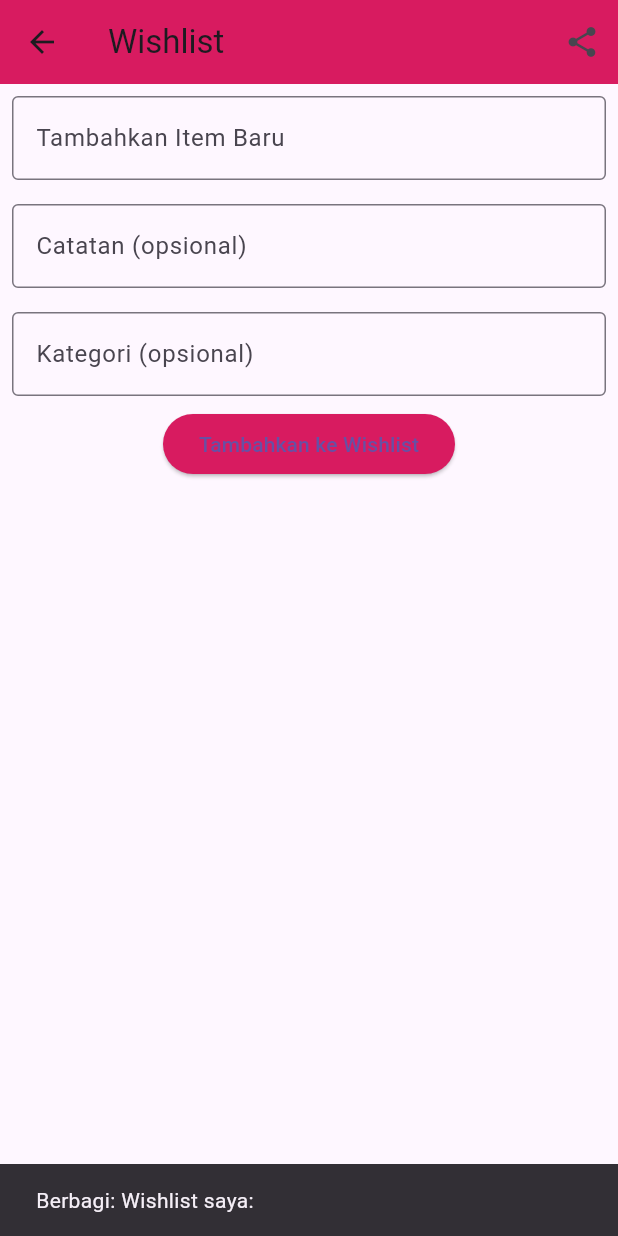
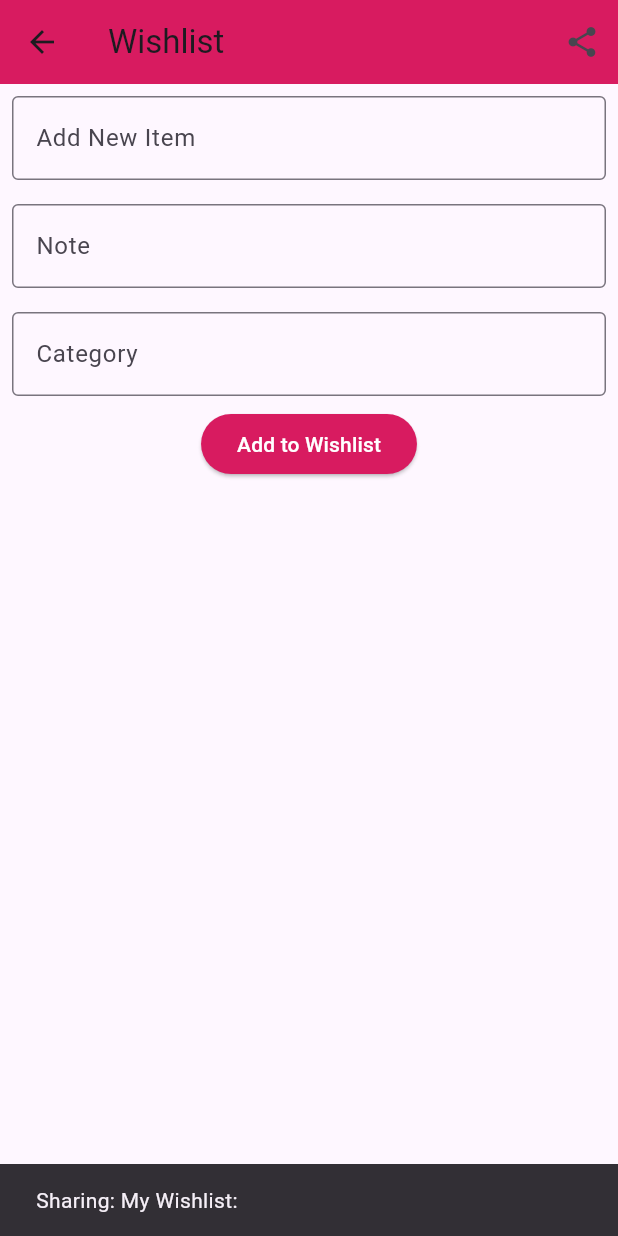
Before and after one commit to lizamardiana/DayVity, a Flutter app: the WishlistPage screen opened directly, after a tap on the "share" icon, on a phone screen of 412 x 824 dp. Run offline on Flutter 3.47's test engine with Material 3 defaults, Android fonts, the phone set to English and light mode, and no system bars; our stand-ins replace shared_preferences, table_calendar; accounts and stored records are empty.

Commit message:
revisi UI

```diff
--- a/lib/settings.dart
+++ b/lib/settings.dart
@@ -26,7 +26,6 @@ class _SettingsPageState extends State<SettingsPage> {
     return Scaffold(
       appBar: AppBar(
         title: Text('Settings'),
-        centerTitle: true,
         backgroundColor: Colors.pink.shade600,
       ),
       body: Padding(
--- a/lib/wishlist.dart
+++ b/lib/wishlist.dart
@@ -58,15 +58,15 @@ class _WishlistPageState extends State<WishlistPage> {
     final confirm = await showDialog(
       context: context,
       builder: (ctx) => AlertDialog(
-        title: Text('Hapus Item'),
-        content: Text('Apakah Anda yakin ingin menghapus item ini?'),
+        title: Text('Delete Item'),
+        content: Text('Are you sure you want to delete this item?'),
         actions: [
           TextButton(
-            child: Text('Batal'),
+            child: Text('Cancel'),
             onPressed: () => Navigator.of(ctx).pop(false),
           ),
           TextButton(
-            child: Text('Hapus'),
+            child: Text('Delete'),
             onPressed: () => Navigator.of(ctx).pop(true),
           ),
         ],
@@ -92,9 +92,9 @@ class _WishlistPageState extends State<WishlistPage> {
     final String items = _wishlistItems
         .map((item) => '${item.title} (${item.category})')
         .join(', ');
-    final String message = "Wishlist saya: $items";
+    final String message = "My Wishlist: $items";
     ScaffoldMessenger.of(context).showSnackBar(
-      SnackBar(content: Text("Berbagi: $message")),
+      SnackBar(content: Text("Sharing: $message")),
     );
   }
 
@@ -118,7 +118,7 @@ class _WishlistPageState extends State<WishlistPage> {
             child: TextField(
               controller: _controller,
               decoration: InputDecoration(
-                labelText: 'Tambahkan Item Baru',
+                labelText: 'Add New Item',
                 border: OutlineInputBorder(),
               ),
             ),
@@ -128,7 +128,7 @@ class _WishlistPageState extends State<WishlistPage> {
             child: TextField(
               controller: _noteController,
               decoration: InputDecoration(
-                labelText: 'Catatan (opsional)',
+                labelText: 'Note',
                 border: OutlineInputBorder(),
               ),
             ),
@@ -138,14 +138,16 @@ class _WishlistPageState extends State<WishlistPage> {
             child: TextField(
               controller: _categoryController,
               decoration: InputDecoration(
-                labelText: 'Kategori (opsional)',
+                labelText: 'Category',
                 border: OutlineInputBorder(),
               ),
             ),
           ),
           ElevatedButton(
             onPressed: _addItem,
-            child: Text('Tambahkan ke Wishlist'),
+            child: Text('Add to Wishlist',
+                style: TextStyle(
+                    color: Colors.white)), // Text color changed to white
             style: ElevatedButton.styleFrom(
               backgroundColor: Colors.pink.shade600,
             ),
@@ -167,9 +169,9 @@ class _WishlistPageState extends State<WishlistPage> {
                     crossAxisAlignment: CrossAxisAlignment.start,
                     children: [
                       if (_wishlistItems[index].note.isNotEmpty)
-                        Text('Catatan: ${_wishlistItems[index].note}'),
+                        Text('Note: ${_wishlistItems[index].note}'),
                       if (_wishlistItems[index].category.isNotEmpty)
-                        Text('Kategori: ${_wishlistItems[index].category}'),
+                        Text('Category: ${_wishlistItems[index].category}'),
                     ],
                   ),
                   trailing: Row(
```
Also changed, not shown: lib/main.dart (+4 -5 lines).
